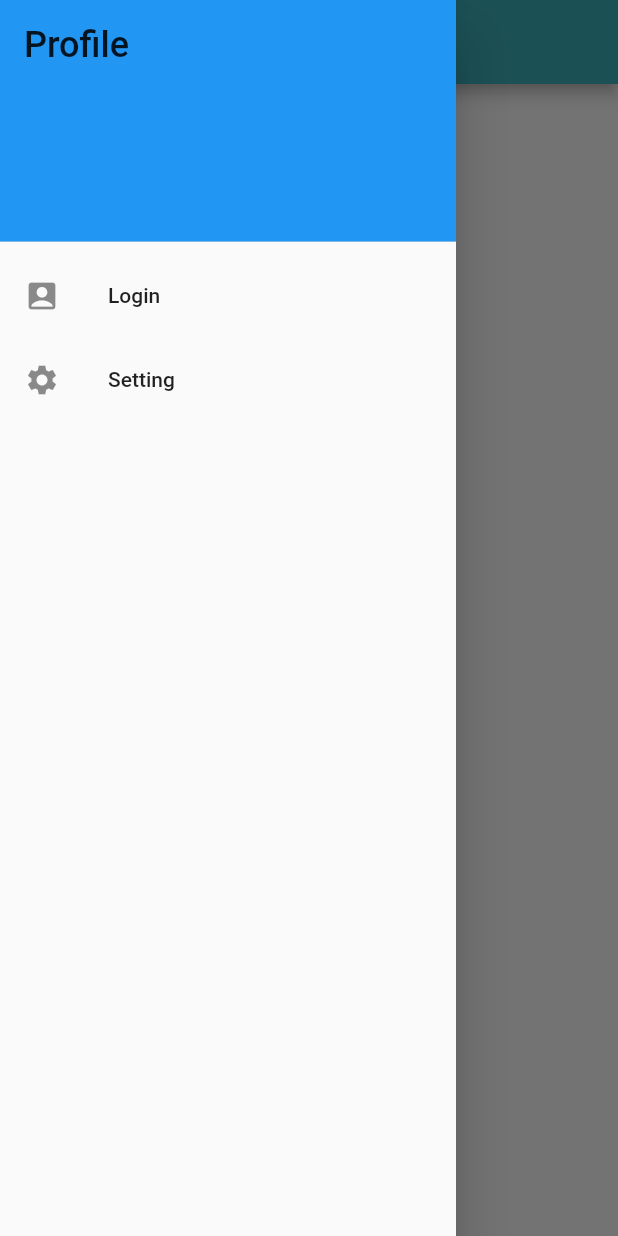
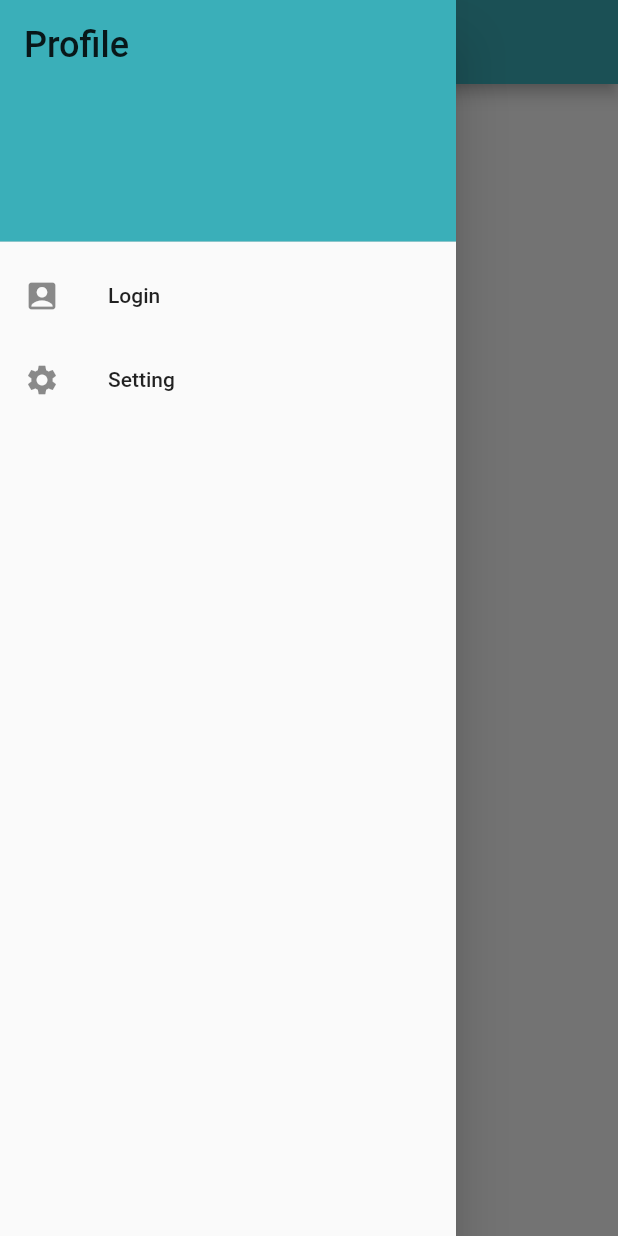
Before and after one commit to aubykhan/bike_go, a Flutter app: the screen it shows after launch, with the side drawer open, on a phone screen of 412 x 824 dp. Run offline on Flutter 3.47's test engine with Material 2 defaults, Android fonts, the phone set to English and light mode, and no system bars; missing offline and left inert: barcode_scan.

Commit message:
Fix drawer color in main screen

```diff
--- a/lib/main.dart
+++ b/lib/main.dart
@@ -33,7 +33,7 @@ class LocatorPage extends StatelessWidget {
             DrawerHeader(
               child: Text('Profile', style: new TextStyle(fontSize: 24.0)),
               decoration: BoxDecoration(
-                color: Colors.blue,
+                color: Theme.of(context).primaryColor,
               ),
             ),
             ListTile(
```
